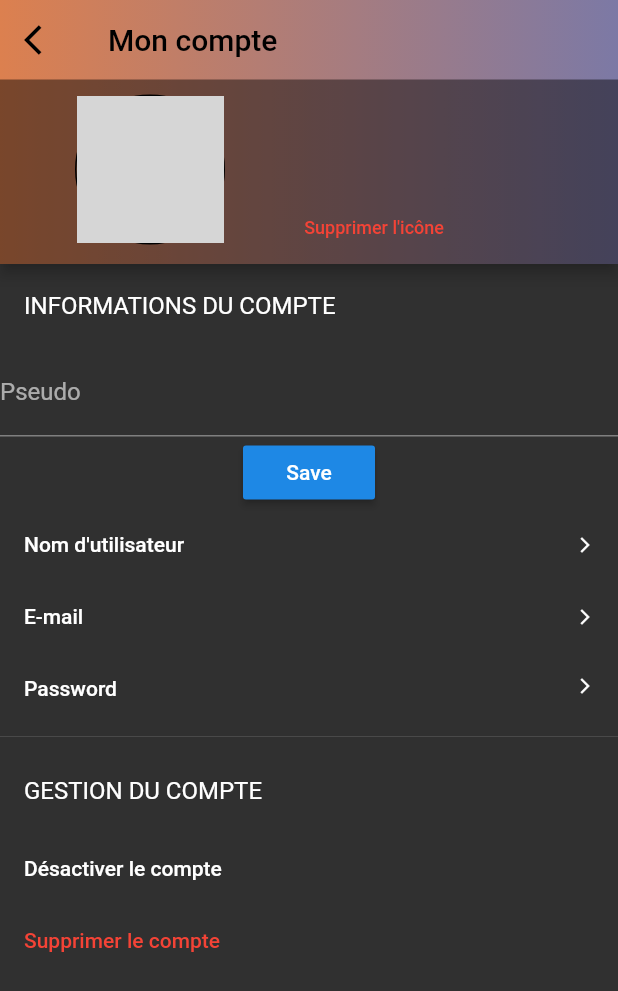
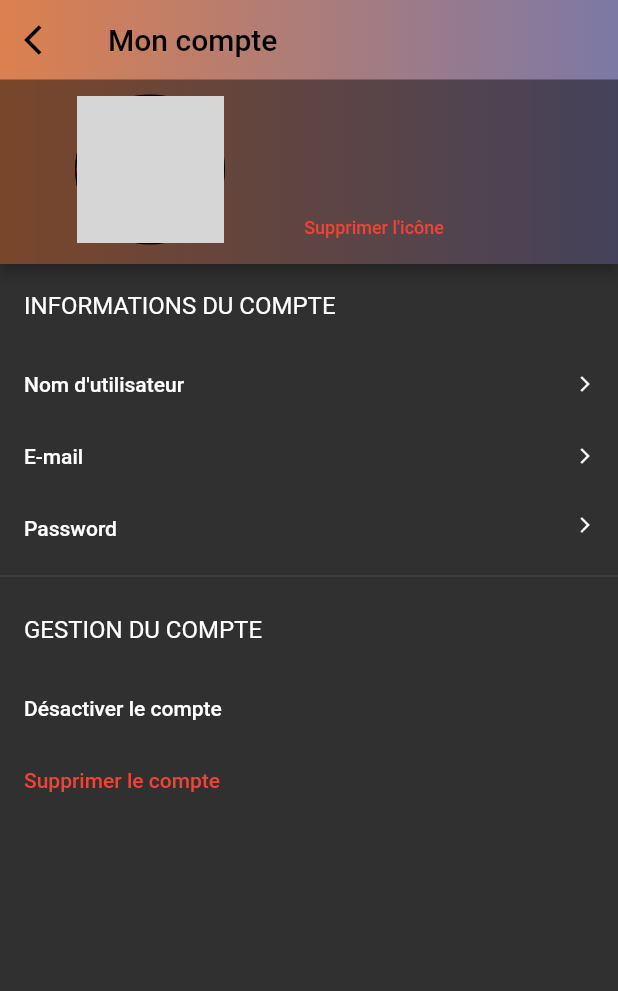
Before and after one commit to Gemu-Inc/Gemu_ui, a Flutter app: the EditProfileScreen screen opened directly, after a tap on "E-mail", on a phone screen of 412 x 824 dp. Shown: the top 991 px of the screen. Run offline on Flutter 3.47's test engine with Material 2 defaults, Android fonts, the phone set to English and light mode, and no system bars; our stand-ins replace auto_size_text, cached_network_image, cloud_firestore, firebase_auth, firebase_core, firebase_storage and 6 more; missing offline and left inert: flutter_material_color_picker; accounts and stored records are empty; network calls fail; project files that could hold a hidden picture were left out; grey boxes are pictures that could not be loaded.

Commit message:
Buttons "infos du compte"

```diff
--- a/lib/constants/route_names.dart
+++ b/lib/constants/route_names.dart
@@ -7,3 +7,6 @@ const String EditProfileScreenRoute = "EditProfileScreen";
 const String DesignScreenRoute = "DesignScreenRoute";
 const String SearchScreenRoute = "SearchScreenRoute";
 const String ReglagesScreenRoute = "ReglagesScreenRoute";
+const String EditUserNameScreenRoute = "EditUserNameScreen";
+const String EditEmailScreenRoute = "EditEmailScreen";
+const String EditPasswordRoute = "EditPasswordRoute";
--- a/lib/screensmodels/Reglages/edit_profile_screen_model.dart
+++ b/lib/screensmodels/Reglages/edit_profile_screen_model.dart
@@ -1,8 +1,10 @@
 import 'dart:io';
 import 'package:Gemu/locator.dart';
 import 'package:Gemu/models/user.dart';
+import 'package:Gemu/constants/route_names.dart';
 import 'package:Gemu/screensmodels/base_model.dart';
 import 'package:Gemu/services/cloud_storage_service.dart';
+import 'package:Gemu/ui/screens/Reglages/edit_email_screen.dart';
 import 'package:Gemu/utils/image_selector.dart';
 import 'package:Gemu/services/firestore_service.dart';
 import 'package:Gemu/services/dialog_service.dart';
@@ -113,4 +115,16 @@ class EditProfileScreenModel extends BaseModel {
 
     _navigationService.pop();
   }
+
+  void navigateToEditUserName() {
+    _navigationService.navigateTo(EditUserNameScreenRoute);
+  }
+
+  void navigateToEditEmail() {
+    _navigationService.navigateTo(EditEmailScreenRoute);
+  }
+
+  void navigateToEditPassword() {
+    _navigationService.navigateTo(EditPasswordRoute);
+  }
 }
--- a/lib/ui/router.dart
+++ b/lib/ui/router.dart
@@ -1,3 +1,6 @@
+import 'package:Gemu/ui/screens/Reglages/edit_email_screen.dart';
+import 'package:Gemu/ui/screens/Reglages/edit_password_screen.dart';
+import 'package:Gemu/ui/screens/Reglages/edit_user_name_screen.dart';
 import 'package:Gemu/ui/screens/Login/login_screen.dart';
 import 'package:Gemu/ui/screens/Navigation/nav_screen.dart';
 import 'package:Gemu/ui/screens/Reglages/edit_profile_screen.dart';
@@ -36,6 +39,15 @@ Route<dynamic> generateRoute(RouteSettings settings) {
     case ReglagesScreenRoute:
       return _getPageRoute(
           routeName: settings.name, viewToShow: ReglagesScreen());
+    case EditUserNameScreenRoute:
+      return _getPageRoute(
+          routeName: settings.name, viewToShow: EditUserNameScreen());
+    case EditEmailScreenRoute:
+      return _getPageRoute(
+          routeName: settings.name, viewToShow: EditEmailScreen());
+    case EditPasswordRoute:
+      return _getPageRoute(
+          routeName: settings.name, viewToShow: EditPasswordScreen());
     default:
       return MaterialPageRoute(
           builder: (_) => Scaffold(
--- /dev/null
+++ b/lib/ui/screens/Reglages/edit_email_screen.dart
@@ -0,0 +1,49 @@
+import 'package:flutter/material.dart';
+
+class EditEmailScreen extends StatefulWidget {
+  EditEmailScreen({Key key}) : super(key: key);
+
+  @override
+  _EditEmailScreenState createState() => _EditEmailScreenState();
+}
+
+class _EditEmailScreenState extends State<EditEmailScreen> {
+  final _formKey = GlobalKey<FormState>();
+  String _currentEMail;
+
+  @override
+  Widget build(BuildContext context) {
+    return Scaffold(
+      appBar: AppBar(
+        backgroundColor: Colors.black26,
+        elevation: 0.0,
+        leading: IconButton(
+          icon: Icon(Icons.arrow_back_ios),
+          onPressed: () => Navigator.pop(context),
+        ),
+        title: Text('Changer l\'adresse e-mail'),
+      ),
+      body: Form(
+          key: _formKey,
+          child: Column(
+            children: [
+              TextFormField(
+                decoration: InputDecoration(labelText: "E-Mail"),
+                validator: (value) =>
+                    value.isEmpty ? 'Please enter a mail' : null,
+                onChanged: (value) => setState(() => _currentEMail = value),
+              ),
+              RaisedButton(
+                  child: Text('Save'),
+                  onPressed: () async {
+                    if (_formKey.currentState.validate()) {
+                      print("E-mail updated");
+                      //await model.updateUserPseudo(_currentName);
+                    }
+                    //Navigator.pushNamed(context, NavScreenRoute);
+                  })
+            ],
+          )),
+    );
+  }
+}
--- a/lib/ui/screens/Reglages/edit_profile_screen.dart
+++ b/lib/ui/screens/Reglages/edit_profile_screen.dart
@@ -1,12 +1,8 @@
-import 'package:Gemu/constants/route_names.dart';
 import 'package:Gemu/screensmodels/Reglages/edit_profile_screen_model.dart';
-import 'package:Gemu/services/firestore_service.dart';
-import 'package:Gemu/ui/widgets/custom_scroll_screen_animate.dart';
 import 'package:flutter/material.dart';
 import 'package:gradient_app_bar/gradient_app_bar.dart';
 import 'package:stacked/stacked.dart';
 import 'package:Gemu/models/user.dart';
-import 'package:Gemu/models/data.dart';
 
 class EditProfileScreen extends StatefulWidget {
   @override
@@ -14,9 +10,6 @@ class EditProfileScreen extends StatefulWidget {
 }
 
 class _EditProfileScreenState extends State<EditProfileScreen> {
-  final _formKey = GlobalKey<FormState>();
-  String _currentName;
-
   @override
   Widget build(BuildContext context) {
     return ViewModelBuilder<EditProfileScreenModel>.reactive(
@@ -157,30 +150,8 @@ class _EditProfileScreenState extends State<EditProfileScreen> {
                   ListTile(
                     title: Text('INFORMATIONS DU COMPTE'),
                   ),
-                  Form(
-                      key: _formKey,
-                      child: Column(
-                        children: [
-                          TextFormField(
-                            decoration: InputDecoration(labelText: "Pseudo"),
-                            validator: (value) =>
-                                value.isEmpty ? 'Please enter a name' : null,
-                            onChanged: (value) =>
-                                setState(() => _currentName = value),
-                          ),
-                          RaisedButton(
-                              child: Text('Save'),
-                              onPressed: () async {
-                                if (_formKey.currentState.validate()) {
-                                  print("Username updated");
-                                  await model.updateUserPseudo(_currentName);
-                                }
-                                Navigator.pushNamed(context, NavScreenRoute);
-                              })
-                        ],
-                      )),
                   FlatButton(
-                      onPressed: () => print('Changer le pseudo'),
+                      onPressed: () => model.navigateToEditUserName(),
                       child: Row(
                         mainAxisAlignment: MainAxisAlignment.spaceBetween,
                         children: [
@@ -207,7 +178,7 @@ class _EditProfileScreenState extends State<EditProfileScreen> {
                         ],
                       )),
                   FlatButton(
-                      onPressed: () => print('Changer l\'email'),
+                      onPressed: () => model.navigateToEditEmail(),
                       child: Row(
                         mainAxisAlignment: MainAxisAlignment.spaceBetween,
                         children: [
@@ -234,7 +205,7 @@ class _EditProfileScreenState extends State<EditProfileScreen> {
                         ],
                       )),
                   FlatButton(
-                      onPressed: () => print('Changer le password'),
+                      onPressed: () => model.navigateToEditPassword(),
                       child: Stack(
                         children: [
                           Align(
```
Also changed, not shown: lib/ui/screens/Reglages/edit_password_screen.dart (added, +49 -0 lines), lib/ui/screens/Reglages/edit_user_name_screen.dart (added, +49 -0 lines).
